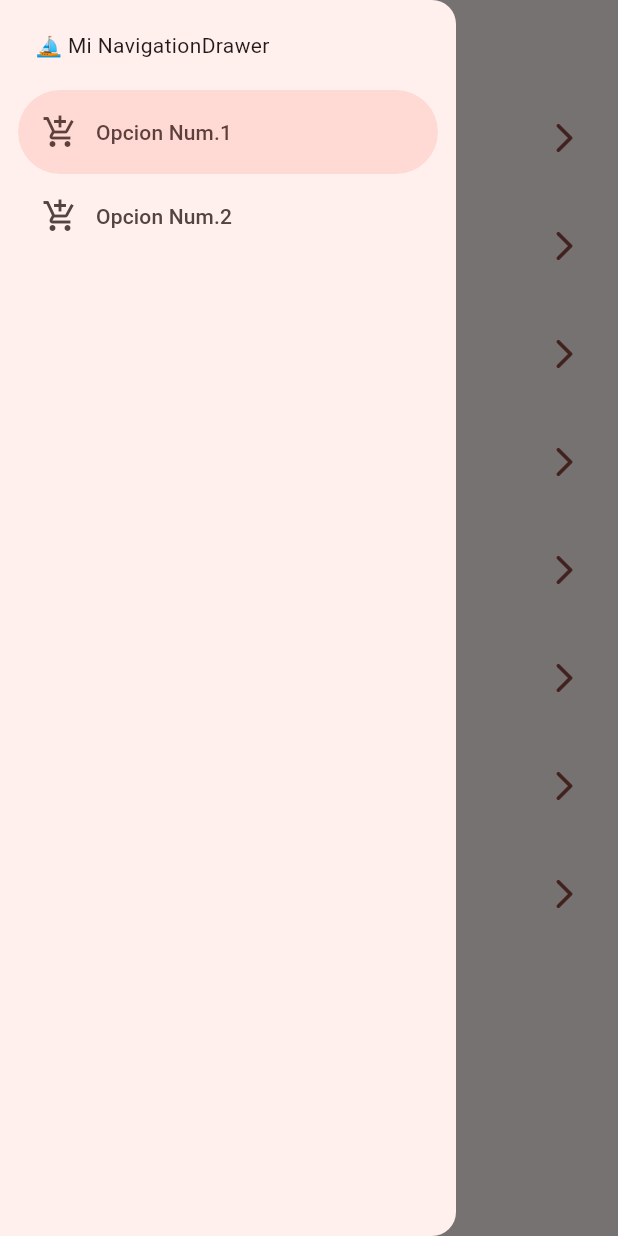
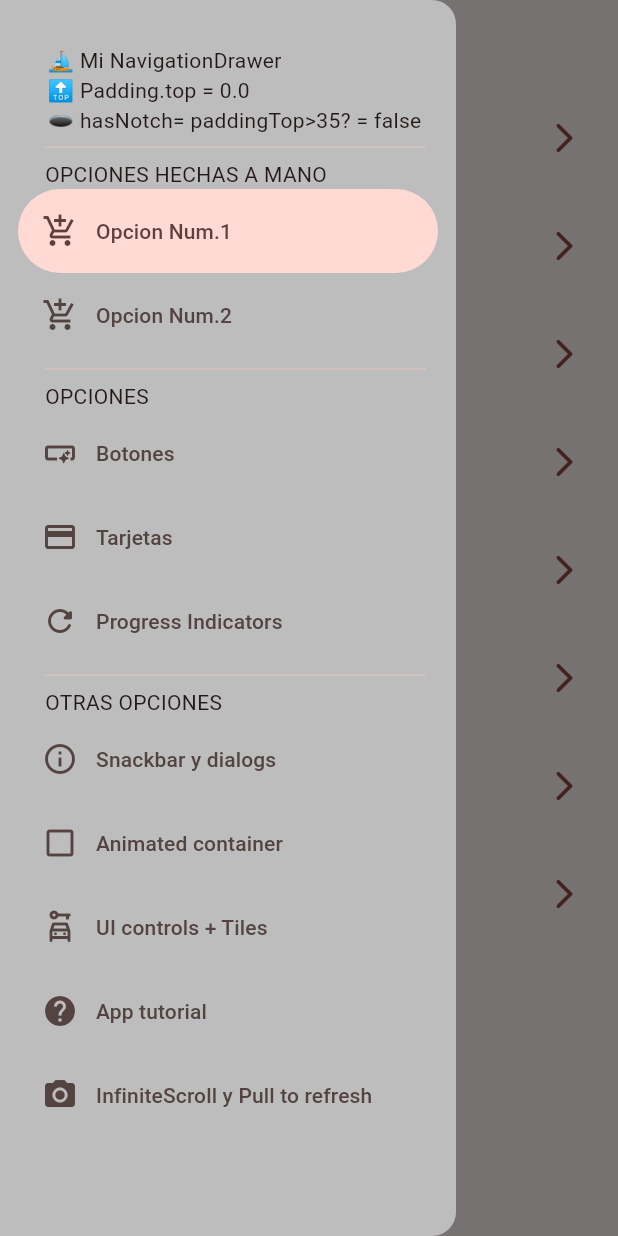
Before and after one commit to elarreglador/Flutter_Movil.widgets_app, a Flutter app: the screen it shows after launch, with the side drawer open, on a phone screen of 412 x 824 dp. Run offline on Flutter 3.47's test engine with Material 3 defaults, Android fonts, the phone set to English and light mode, and no system bars; our stand-ins replace go_router.

Commit message:
Agregadas opciones al menu lateral

```diff
--- a/lib/presentation/widgets/side_menu.dart
+++ b/lib/presentation/widgets/side_menu.dart
@@ -1,4 +1,7 @@
 import 'package:flutter/material.dart';
+import 'package:widgets_app/config/menu/menu_items.dart';
+
+// MENU LATERAL DERECHO
 
 class SideMenu extends StatefulWidget {
   const SideMenu({super.key});
@@ -14,7 +17,15 @@ class _SideMenuState extends State<SideMenu> {
 
   @override
   Widget build(BuildContext context) {
+
+    // Indica el espacio hasta el borde superior (top) de pantalla
+    // este modo sabemos si hay un notch para la camara
+    final paddingTop = MediaQuery.of(context).viewPadding.top;
+    final bool hasNotch = paddingTop > 35 ? true : false;
+
+
     return NavigationDrawer(
+      backgroundColor: Color.fromARGB(255, 189, 189, 189),
       // opcion predeterminada del menu
       selectedIndex: navDrawerIndex,
       // cambia la opcion predeterminada al pulsar una de ellas
@@ -23,19 +34,79 @@ class _SideMenuState extends State<SideMenu> {
           navDrawerIndex = value;
         });
       },
-      children: const [
-        Padding(
-          padding: EdgeInsets.all(20),
+      children: [ // elementos del menu
+
+        const Padding(
+          padding: EdgeInsets.fromLTRB(28, 30, 16, 0), //left,top,right,bottom
           child: Text(" ⛵ Mi NavigationDrawer")
         ),
-        NavigationDrawerDestination(
+        Padding(
+          padding: const EdgeInsets.fromLTRB(28, 0, 16, 0), //left,top,right,bottom
+          child: Text(" 🔝 Padding.top = $paddingTop"),
+        ),
+        Padding(
+          padding: const EdgeInsets.fromLTRB(28, 0, 16, 0), //left,top,right,bottom
+          child: Text(" 🕳️ hasNotch= paddingTop>35? = $hasNotch"),
+        ),
+
+        // Barra separadora
+        const Padding(
+          padding: EdgeInsets.fromLTRB(30,0,20,0),
+          child: Divider(),
+        ),
+        const Padding(
+          padding: EdgeInsets.fromLTRB(30,0,20,0),
+          child: Text("OPCIONES HECHAS A MANO")
+        ),
+
+        // Dos opciones hechas a mano
+        const NavigationDrawerDestination(
           icon: Icon(Icons.add_shopping_cart_outlined),
           label: Text("Opcion Num.1")
         ),
-        NavigationDrawerDestination(
+        const NavigationDrawerDestination(
           icon: Icon(Icons.add_shopping_cart_outlined),
           label: Text("Opcion Num.2")
-        )
+        ),
+
+        // Barra separadora
+        const Padding(
+          padding: EdgeInsets.fromLTRB(30,0,20,0),
+          child: Divider(),
+        ),
+        const Padding(
+          padding: EdgeInsets.fromLTRB(30,0,20,0),
+          child: Text("OPCIONES")
+        ),
+
+
+        // Primeras 3 opciones de la lista
+        ...appMenuItems
+          .sublist(0,3) // solo 3 elementos
+          .map((item) => NavigationDrawerDestination(
+            icon: Icon ( item.icon ),
+            label: Text ( item.title)
+          )
+        ),
+
+        // Barra separadora
+        const Padding(
+          padding: EdgeInsets.fromLTRB(30,0,20,0),
+          child: Divider(),
+        ),
+        const Padding(
+          padding: EdgeInsets.fromLTRB(30,0,20,0),
+          child: Text("OTRAS OPCIONES")
+        ),
+
+        // opciones desde la 3 en adelante
+        ...appMenuItems
+          .sublist(3) // solo 3 elementos
+          .map((item) => NavigationDrawerDestination(
+            icon: Icon ( item.icon ),
+            label: Text ( item.title)
+          )
+        ),
       ],
     );
   }
```
